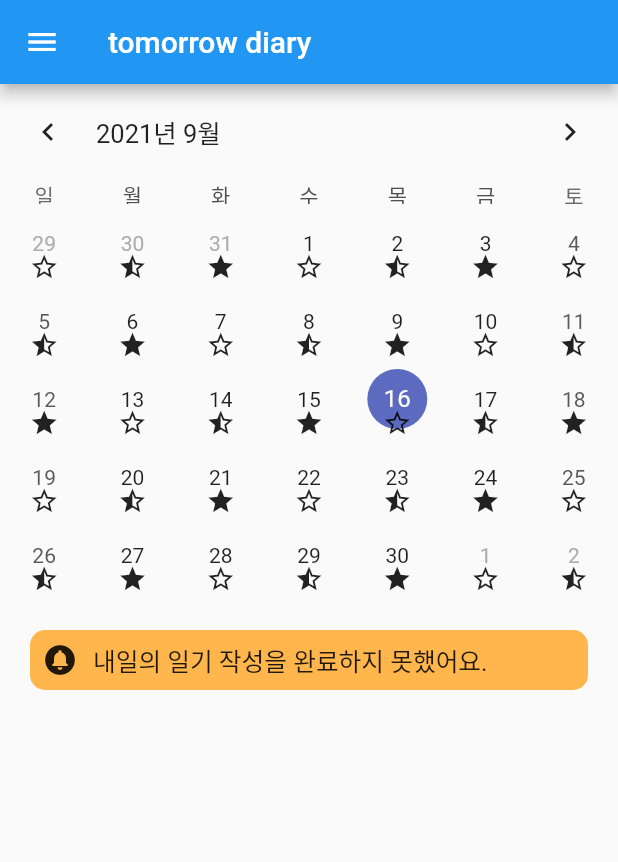
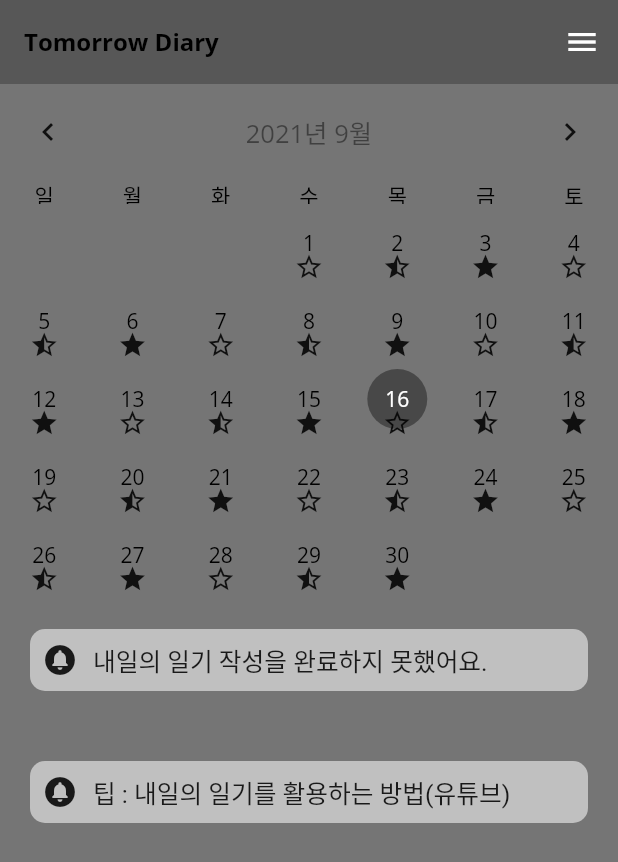
Before and after one commit to oddugi-can-do/app_TomorrowDiary_TomorrowDiary, a Flutter app: the screen it shows after launch, in the side drawer, after a tap on "내일의 일기 작성을 완료하지 못했어요.", on a phone screen of 412 x 824 dp. Shown: the top 862 px of the screen. Run offline on Flutter 3.47's test engine with Material 2 defaults, Android fonts, the phone set to English and light mode, and no system bars; drawn by our look-alikes of table_calendar; our stand-ins replace google_fonts.

Commit message:
theme 적용

```diff
--- a/app/myapp/lib/main.dart
+++ b/app/myapp/lib/main.dart
@@ -2,6 +2,7 @@ import 'package:flutter/material.dart';
 import 'package:myapp/screen/home_screen.dart';
 import 'package:intl/date_symbol_data_local.dart';
 import 'package:myapp/size.dart';
+import 'package:myapp/theme.dart';
 
 void main() {
   initializeDateFormatting('ko_KR', null).then((_) => runApp(const MyApp()));
@@ -16,19 +17,7 @@ class MyApp extends StatelessWidget {
       builder: (context, constraints) {
         return MaterialApp(
           debugShowCheckedModeBanner: false,
-          theme: ThemeData(
-            textButtonTheme: TextButtonThemeData(
-              style: TextButton.styleFrom(
-                backgroundColor: Colors.orange.shade300,
-                primary: Colors.black87,
-                shape: RoundedRectangleBorder(
-                  borderRadius: BorderRadius.circular(10),
-                ),
-                minimumSize: Size(constraints.maxWidth * 0.8, TDSize.withHeight(constraints).withSize(SizeList.s)),
-                textStyle: TextStyle(fontSize: TDSize.withHeight(constraints).withSize(SizeList.xs)),
-              ),
-            ),
-          ),
+          theme: theme(constraints),
           initialRoute: "/home",
           routes: {
             "/home": (context) => HomeScreen(constraints: constraints),
--- a/app/myapp/lib/screen/home_screen.dart
+++ b/app/myapp/lib/screen/home_screen.dart
@@ -1,6 +1,7 @@
 // ignore_for_file: prefer_const_constructors, prefer_const_literals_to_create_immutables
 
 import 'package:flutter/material.dart';
+import 'package:google_fonts/google_fonts.dart';
 import 'package:myapp/model/event.dart';
 import 'package:table_calendar/table_calendar.dart';
 
@@ -37,7 +38,24 @@ class _HomeScreenState extends State<HomeScreen> {
   Widget build(BuildContext context) {
     return Scaffold(
       appBar: AppBar(
-        title: const Text('tomorrow diary'),
+        title: const Text('Tomorrow Diary'),
+        automaticallyImplyLeading: false,
+        actions: [
+          Builder(
+            builder: (BuildContext context) {
+              return IconButton(
+                icon: const Icon(Icons.menu),
+                onPressed: () {
+                  Scaffold.of(context).openEndDrawer();
+                },
+              );
+            },
+          )
+        ],
+      ),
+      endDrawer: Container(
+        color: Colors.black,
+        width: 200,
       ),
       body: SingleChildScrollView(
         child: Column(
@@ -52,7 +70,21 @@ class _HomeScreenState extends State<HomeScreen> {
                     SizedBox(width: 10),
                     Text(
                       '내일의 일기 작성을 완료하지 못했어요.',
-                      //style: TextStyle(fontSize: 15),
+                    ),
+                  ],
+                ),
+                onPressed: () {},
+              ),
+            ),
+            Padding(
+              padding: const EdgeInsets.all(20),
+              child: TextButton(
+                child: Row(
+                  children: [
+                    Icon(Icons.circle_notifications),
+                    SizedBox(width: 10),
+                    Text(
+                      '팁 : 내일의 일기를 활용하는 방법(유튜브)',
                     ),
                   ],
                 ),
@@ -61,10 +93,6 @@ class _HomeScreenState extends State<HomeScreen> {
             )
           ],
         ),
-      ),
-      drawer: Container(
-        color: Colors.black,
-        width: 200,
       ),
     );
   }
@@ -87,6 +115,11 @@ class _HomeScreenState extends State<HomeScreen> {
 
   TableCalendar<Event> _buildTableCalendar() {
     return TableCalendar(
+      daysOfWeekStyle: DaysOfWeekStyle(
+        weekdayStyle: GoogleFonts.openSans(color: Colors.black),
+        weekendStyle: GoogleFonts.openSans(color: Colors.black),
+      ),
+      headerStyle: HeaderStyle(titleCentered: true),
       calendarBuilders: calendarBuilder(),
       focusedDay: _focusedDay,
       firstDay: DateTime.utc(2020, 10, 19),
@@ -95,7 +128,19 @@ class _HomeScreenState extends State<HomeScreen> {
       eventLoader: _getEventsForDay,
       rangeSelectionMode: RangeSelectionMode.disabled,
       availableCalendarFormats: {CalendarFormat.month: ''},
-      calendarStyle: CalendarStyle(),
+      calendarStyle: CalendarStyle(
+        defaultTextStyle: GoogleFonts.openSans(color: Colors.black),
+        disabledTextStyle: GoogleFonts.openSans(color: Colors.black),
+        holidayTextStyle: GoogleFonts.openSans(color: Colors.black),
+        weekendTextStyle: GoogleFonts.openSans(color: Colors.black),
+        selectedDecoration:
+            BoxDecoration(color: Colors.black38, shape: BoxShape.circle),
+        selectedTextStyle: GoogleFonts.openSans(color: Colors.white),
+        outsideDaysVisible: false,
+        todayDecoration:
+            BoxDecoration(color: Colors.black12, shape: BoxShape.circle),
+        todayTextStyle: GoogleFonts.openSans(color: Colors.white),
+      ),
       locale: 'ko_KR',
       selectedDayPredicate: (day) {
         return isSameDay(day, _selectedDay);
--- /dev/null
+++ b/app/myapp/lib/theme.dart
@@ -0,0 +1,51 @@
+import 'package:flutter/material.dart';
+import 'package:google_fonts/google_fonts.dart';
+import 'package:myapp/size.dart';
+
+AppBarTheme appTheme() {
+  return AppBarTheme(
+    centerTitle: false,
+    color: Colors.black26,
+    elevation: 0.0,
+    toolbarTextStyle: GoogleFonts.openSans(
+        fontSize: 16, fontWeight: FontWeight.bold, color: Colors.black12),
+    titleTextStyle: GoogleFonts.openSans(
+        fontSize: 16, fontWeight: FontWeight.bold, color: Colors.black),
+  );
+}
+
+TextTheme textTheme() {
+  return TextTheme(
+    headline1: GoogleFonts.openSans(fontSize: 18, color: Colors.white),
+    headline2: GoogleFonts.openSans(
+        fontSize: 16, color: Colors.black45, fontWeight: FontWeight.bold),
+    bodyText1: GoogleFonts.openSans(fontSize: 16, color: Colors.white),
+    bodyText2: GoogleFonts.openSans(fontSize: 14, color: Colors.black45),
+    subtitle1: GoogleFonts.openSans(fontSize: 15, color: Colors.white),
+  );
+}
+
+TextButtonThemeData textButtonThemeData(BoxConstraints constraints) {
+  return TextButtonThemeData(
+    style: TextButton.styleFrom(
+      backgroundColor: Colors.white54,
+      primary: Colors.black87,
+      shape: RoundedRectangleBorder(
+        borderRadius: BorderRadius.circular(10),
+      ),
+      minimumSize: Size(constraints.maxWidth * 0.8,
+          TDSize.withHeight(constraints).withSize(SizeList.m)),
+      textStyle: TextStyle(
+          fontSize: TDSize.withHeight(constraints).withSize(SizeList.xs)),
+    ),
+  );
+}
+
+ThemeData theme(BoxConstraints constraints) {
+  return ThemeData(
+    scaffoldBackgroundColor: Colors.black54,
+    appBarTheme: appTheme(),
+    textTheme: textTheme(),
+    textButtonTheme: textButtonThemeData(constraints),
+  );
+}
--- a/app/myapp/pubspec.yaml
+++ b/app/myapp/pubspec.yaml
@@ -31,6 +31,8 @@ dependencies:
     sdk: flutter
   table_calendar: ^3.0.2
   intl: ^0.17.0
+  google_fonts: ^2.0.0
+  font_awesome_flutter: ^9.0.0
 
 
   # The following adds the Cupertino Icons font to your application.
```
Also changed, not shown: app/myapp/pubspec.lock.
